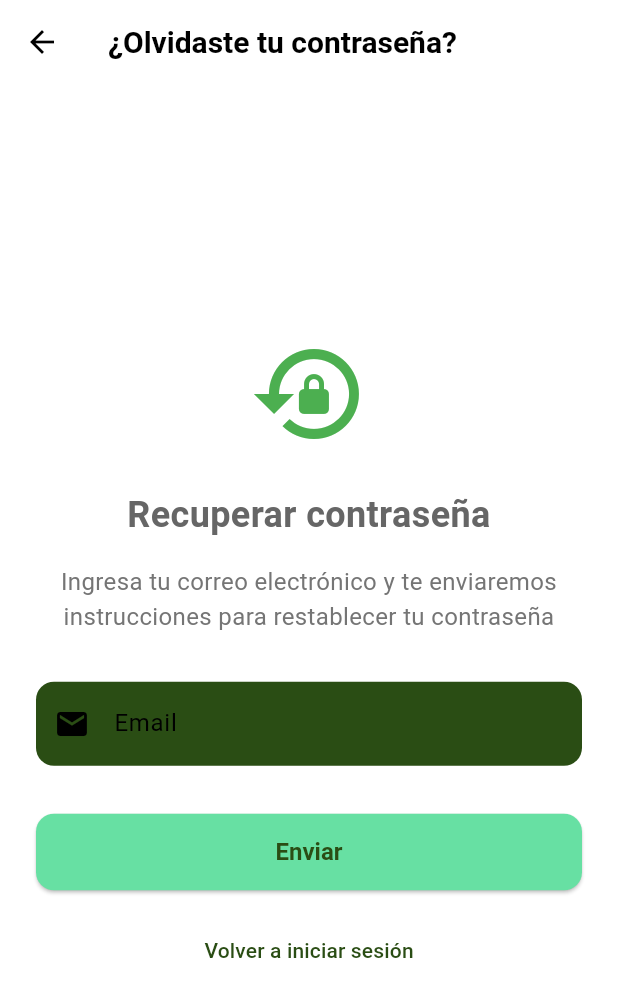
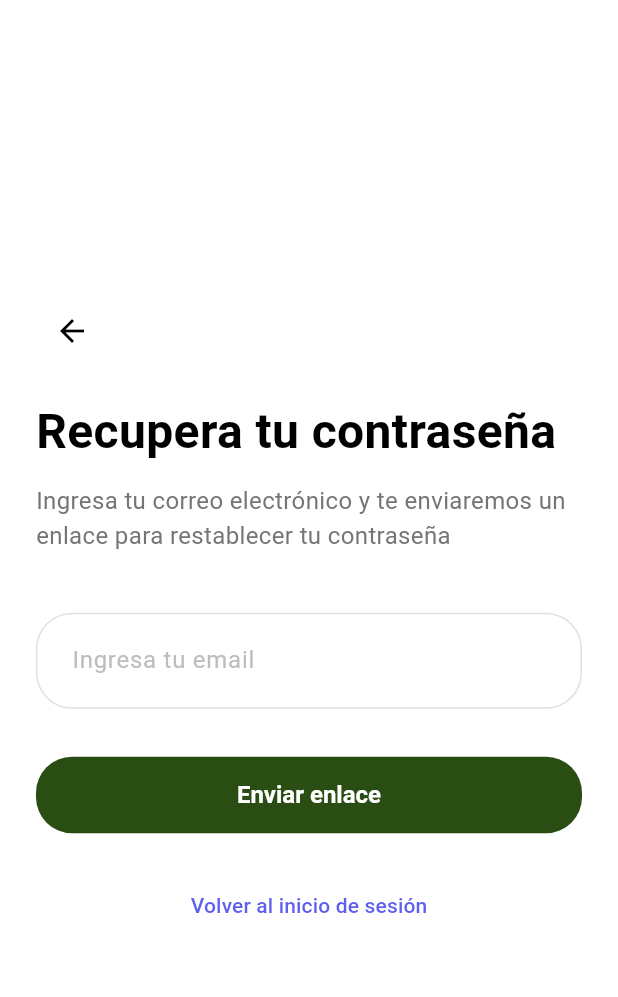
Before and after one commit to adalbertomina28/insectos_app, a Flutter app: the ForgotPasswordScreen screen opened by its route, on a phone screen of 412 x 824 dp. Shown: the top 997 px of the screen. Run offline on Flutter 3.47's test engine with Material 3 defaults, Android fonts, the phone set to English and light mode, and no system bars; our stand-ins replace app_links, cached_network_image, flutter_html, flutter_map, flutter_svg, get and 5 more; missing offline and left inert: dart:html, flutter_map_cancellable_tile_provider; accounts and stored records are empty.

Commit message:
mejora en pantalla de olvidaste tu contrasena

```diff
--- a/lib/controllers/auth_controller.dart
+++ b/lib/controllers/auth_controller.dart
@@ -176,13 +176,39 @@ class AuthController extends GetxController {
 
       await _supabase.auth.resetPasswordForEmail(email);
 
+      // Mostrar un mensaje de éxito con estilo mejorado
       Get.snackbar(
-        'Recuperación de contraseña',
-        'Se ha enviado un correo a $email con instrucciones para recuperar tu contraseña',
+        'Correo enviado',
+        'Hemos enviado un enlace a $email con instrucciones para restablecer tu contraseña',
         snackPosition: SnackPosition.BOTTOM,
+        backgroundColor: Colors.green[100],
+        colorText: Colors.green[800],
+        margin: const EdgeInsets.all(16),
+        borderRadius: 10,
+        duration: const Duration(seconds: 5),
+        icon: const Icon(Icons.check_circle, color: Colors.green),
       );
+
+      // Regresar a la pantalla de login después de mostrar el mensaje
+      Future.delayed(const Duration(seconds: 2), () {
+        Get.back();
+      });
+    } on AuthException catch (e) {
+      // Manejar errores específicos de autenticación
+      if (e.message.contains('rate limit')) {
+        errorMessage.value = 'Has solicitado demasiados enlaces recientemente. Por favor, espera unos minutos e intenta nuevamente.';
+      } else if (e.message.contains('user not found')) {
+        errorMessage.value = 'No encontramos una cuenta con este correo electrónico. Verifica que sea correcto.';
+      } else {
+        errorMessage.value = 'Error al enviar el correo: ${e.message}';
+      }
     } catch (e) {
-      errorMessage.value = 'Error al recuperar contraseña: $e';
+      // Manejar errores generales
+      if (e.toString().contains('network')) {
+        errorMessage.value = 'Error de conexión. Verifica tu conexión a internet e intenta nuevamente.';
+      } else {
+        errorMessage.value = 'No pudimos procesar tu solicitud. Por favor, intenta más tarde.';
+      }
     } finally {
       isLoading.value = false;
     }
--- a/lib/screens/auth/forgot_password_screen.dart
+++ b/lib/screens/auth/forgot_password_screen.dart
@@ -2,20 +2,23 @@ import 'package:flutter/material.dart';
 import 'package:get/get.dart';
 import '../../controllers/auth_controller.dart';
 import '../../widgets/loading_indicator.dart';
+import '../../theme/app_theme.dart';
 
-class ForgotPasswordScreen extends StatelessWidget {
+class ForgotPasswordScreen extends StatefulWidget {
+  ForgotPasswordScreen({super.key});
+
+  @override
+  State<ForgotPasswordScreen> createState() => _ForgotPasswordScreenState();
+}
+
+class _ForgotPasswordScreenState extends State<ForgotPasswordScreen> {
   final AuthController _authController = Get.find<AuthController>();
   final TextEditingController _emailController = TextEditingController();
-
-  ForgotPasswordScreen({super.key});
 
   @override
   Widget build(BuildContext context) {
     return Scaffold(
-      appBar: AppBar(
-        title: Text('forgot_password'.tr),
-        elevation: 0,
-      ),
+      backgroundColor: Colors.white,
       body: SafeArea(
         child: Padding(
           padding: const EdgeInsets.all(24.0),
@@ -25,44 +28,62 @@ class ForgotPasswordScreen extends StatelessWidget {
                 mainAxisAlignment: MainAxisAlignment.center,
                 crossAxisAlignment: CrossAxisAlignment.stretch,
                 children: [
-                  // Icono
-                  const Icon(
-                    Icons.lock_reset,
-                    size: 80,
-                    color: Colors.green,
+                  // Cabecera con flecha de regreso
+                  Row(
+                    children: [
+                      IconButton(
+                        icon: const Icon(Icons.arrow_back, color: Colors.black),
+                        onPressed: () => Get.back(),
+                      ),
+                    ],
                   ),
-                  const SizedBox(height: 24),
 
-                  // Título
+                  const SizedBox(height: 20),
+
+                  // Título principal
+                  const Text(
+                    'Recupera tu contraseña',
+                    style: TextStyle(
+                      fontSize: 32,
+                      fontWeight: FontWeight.bold,
+                      color: Colors.black,
+                    ),
+                  ),
+
+                  const SizedBox(height: 12),
+
+                  // Subtítulo
                   Text(
-                    'reset_password'.tr,
-                    style: const TextStyle(
-                      fontSize: 24,
-                      fontWeight: FontWeight.bold,
-                    ),
-                    textAlign: TextAlign.center,
-                  ),
-                  const SizedBox(height: 16),
-
-                  // Instrucciones
-                  Text(
-                    'reset_password_instructions'.tr,
+                    'Ingresa tu correo electrónico y te enviaremos un enlace para restablecer tu contraseña',
                     style: TextStyle(
                       fontSize: 16,
                       color: Colors.grey[600],
                     ),
-                    textAlign: TextAlign.center,
                   ),
-                  const SizedBox(height: 32),
+
+                  const SizedBox(height: 40),
 
                   // Campo de email
-                  TextField(
+                  TextFormField(
                     controller: _emailController,
+                    style: const TextStyle(color: Colors.black87),
                     decoration: InputDecoration(
-                      labelText: 'email'.tr,
-                      prefixIcon: const Icon(Icons.email),
+                      hintText: 'Ingresa tu email',
+                      hintStyle: TextStyle(color: Colors.grey[400]),
+                      contentPadding: const EdgeInsets.symmetric(horizontal: 20, vertical: 20),
+                      filled: true,
+                      fillColor: Colors.transparent,
                       border: OutlineInputBorder(
-                        borderRadius: BorderRadius.circular(12),
+                        borderRadius: BorderRadius.circular(24),
+                        borderSide: BorderSide(color: Colors.grey[300]!),
+                      ),
+                      enabledBorder: OutlineInputBorder(
+                        borderRadius: BorderRadius.circular(24),
+                        borderSide: BorderSide(color: Colors.grey[300]!),
+                      ),
+                      focusedBorder: OutlineInputBorder(
+                        borderRadius: BorderRadius.circular(24),
+                        borderSide: BorderSide(color: Colors.grey[300]!),
                       ),
                     ),
                     keyboardType: TextInputType.emailAddress,
@@ -72,13 +93,28 @@ class ForgotPasswordScreen extends StatelessWidget {
                   Obx(() => _authController.errorMessage.value.isNotEmpty
                       ? Padding(
                           padding: const EdgeInsets.only(top: 16.0),
-                          child: Text(
-                            _authController.errorMessage.value,
-                            style: const TextStyle(
-                              color: Colors.red,
-                              fontSize: 14,
+                          child: Container(
+                            padding: const EdgeInsets.symmetric(horizontal: 16, vertical: 12),
+                            decoration: BoxDecoration(
+                              color: Colors.red.shade50,
+                              borderRadius: BorderRadius.circular(12),
+                              border: Border.all(color: Colors.red.shade200),
                             ),
-                            textAlign: TextAlign.center,
+                            child: Row(
+                              children: [
+                                Icon(Icons.error_outline, color: Colors.red.shade700, size: 20),
+                                const SizedBox(width: 12),
+                                Expanded(
+                                  child: Text(
+                                    _authController.errorMessage.value,
+                                    style: TextStyle(
+                                      color: Colors.red.shade700,
+                                      fontSize: 14,
+                                    ),
+                                  ),
+                                ),
+                              ],
+                            ),
                           ),
                         )
                       : const SizedBox.shrink()),
@@ -91,25 +127,34 @@ class ForgotPasswordScreen extends StatelessWidget {
                             ? null
                             : () => _resetPassword(),
                         style: ElevatedButton.styleFrom(
+                          backgroundColor: AppTheme.primaryColor,
+                          foregroundColor: Colors.white,
                           padding: const EdgeInsets.symmetric(vertical: 16),
                           shape: RoundedRectangleBorder(
-                            borderRadius: BorderRadius.circular(12),
+                            borderRadius: BorderRadius.circular(24),
                           ),
+                          elevation: 0,
                         ),
                         child: _authController.isLoading.value
                             ? const LoadingIndicator(size: 24)
-                            : Text(
-                                'send'.tr,
-                                style: const TextStyle(fontSize: 16),
+                            : const Text(
+                                'Enviar enlace',
+                                style: TextStyle(fontSize: 16, fontWeight: FontWeight.bold),
                               ),
                       )),
 
-                  const SizedBox(height: 16),
+                  const SizedBox(height: 24),
 
                   // Volver al login
-                  TextButton(
-                    onPressed: () => Get.back(),
-                    child: Text('back_to_login'.tr),
+                  Center(
+                    child: TextButton(
+                      onPressed: () => Get.back(),
+                      style: TextButton.styleFrom(
+                        foregroundColor: const Color(0xFF5D5FEF), // Color morado
+                        padding: EdgeInsets.zero,
+                      ),
+                      child: const Text('Volver al inicio de sesión'),
+                    ),
                   ),
                 ],
               ),
@@ -124,13 +169,13 @@ class ForgotPasswordScreen extends StatelessWidget {
     final email = _emailController.text.trim();
 
     if (email.isEmpty) {
-      _authController.errorMessage.value = 'enter_email'.tr;
+      _authController.errorMessage.value = 'Por favor, ingresa tu dirección de correo electrónico';
       return;
     }
 
     // Validar formato de email
     if (!GetUtils.isEmail(email)) {
-      _authController.errorMessage.value = 'invalid_email'.tr;
+      _authController.errorMessage.value = 'Por favor, ingresa una dirección de correo electrónico válida';
       return;
     }
 
--- a/lib/screens/auth/login_screen.dart
+++ b/lib/screens/auth/login_screen.dart
@@ -159,7 +159,7 @@ class _LoginScreenState extends State<LoginScreen> {
                             ? null
                             : () => _login(),
                         style: ElevatedButton.styleFrom(
-                          backgroundColor: const Color(0xFF5D5FEF), // Color morado
+                          backgroundColor: AppTheme.primaryColor,
                           foregroundColor: Colors.white,
                           padding: const EdgeInsets.symmetric(vertical: 16),
                           shape: RoundedRectangleBorder(
```
